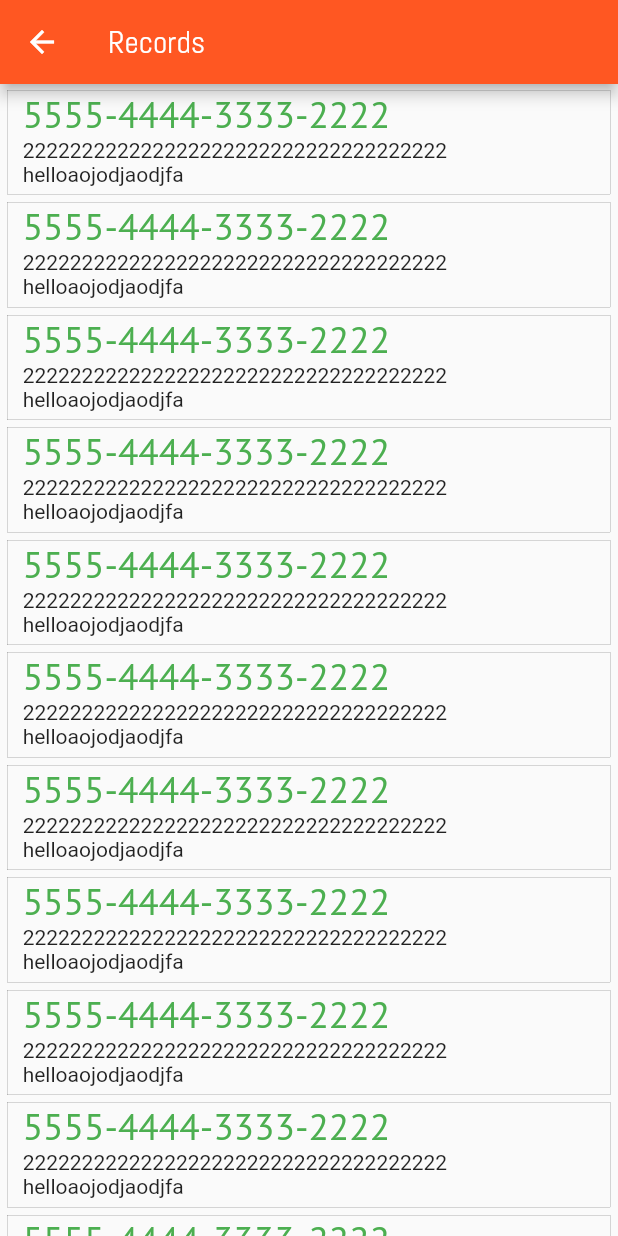
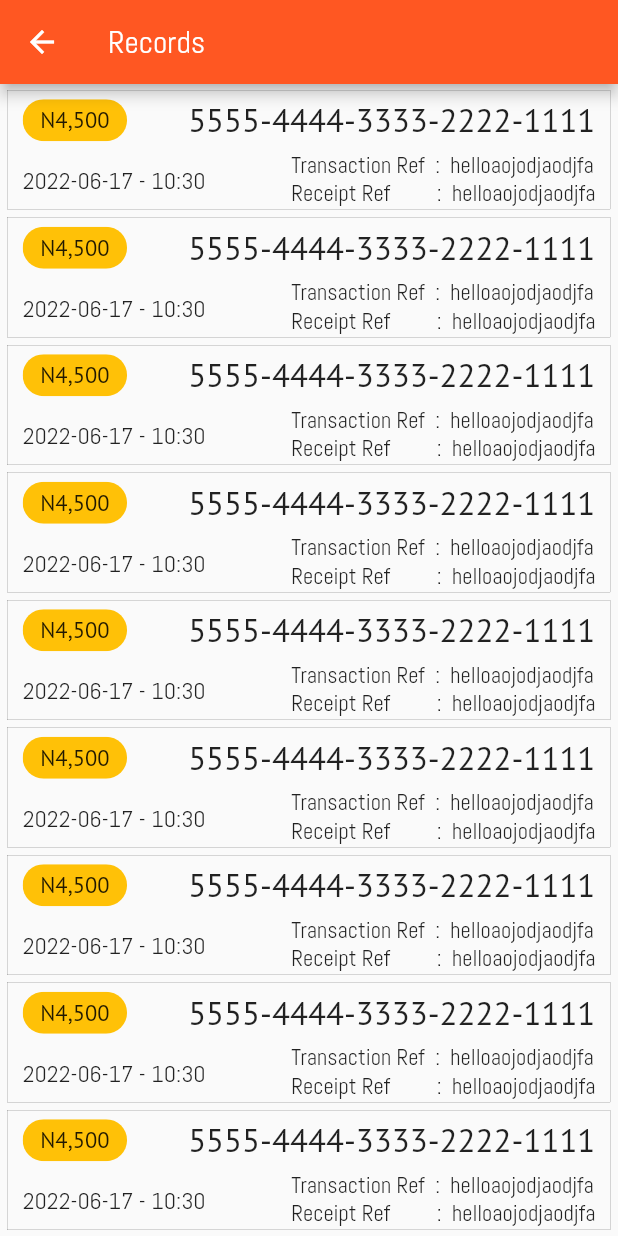
Before and after one commit to Sani-Abdullah/token-meterpay, a Flutter app: the PurchaseHistoryScreen screen opened by its route, on a phone screen of 412 x 824 dp. Run offline on Flutter 3.47's test engine with Material 2 defaults, Android fonts, the phone set to English and light mode, and no system bars; our stand-ins replace cloud_firestore, firebase_auth, firebase_core, flutter_form_builder; missing offline and left inert: flutter_paystack; accounts and stored records are empty; network calls fail.

Commit message:
completed record tile component

```diff
--- /dev/null
+++ b/lib/components/record_tile.dart
@@ -0,0 +1,98 @@
+// External
+import 'package:flutter/material.dart';
+import 'package:intl/intl.dart';
+
+class RecordTile extends StatelessWidget {
+  final Map<String, TextStyle> _recordTileStyle = {
+    'token': const TextStyle(
+      fontFamily: 'PTSans',
+      fontSize: 22,
+    ),
+    'reference': const TextStyle(
+      fontFamily: 'Abel',
+      fontSize: 15,
+    ),
+    'date': const TextStyle(
+      fontFamily: 'Abel',
+      fontSize: 16.0,
+      fontWeight: FontWeight.w500,
+    ),
+    'price': const TextStyle(
+      fontFamily: 'PTSans',
+      fontSize: 15,
+    ),
+  };
+
+  RecordTile({Key? key}) : super(key: key);
+
+  @override
+  Widget build(BuildContext context) {
+    return Padding(
+      padding: const EdgeInsets.symmetric(horizontal: 5.0),
+      child: Column(
+        children: [
+          GestureDetector(
+            //<TBD>
+            onTap: () {},
+            child: Container(
+              height: 80.0,
+              padding: const EdgeInsets.only(left: 10.0, right: 10.0),
+              width: double.infinity,
+              decoration: BoxDecoration(
+                border: Border.all(width: 0.1),
+              ),
+              child: Column(
+                crossAxisAlignment: CrossAxisAlignment.center,
+                children: [
+                  Row(
+                    mainAxisAlignment: MainAxisAlignment.spaceBetween,
+                    children: [
+                      Chip(
+                        label: const Text('N4,500'),
+                        backgroundColor: Colors.amber,
+                        labelStyle: _recordTileStyle['price'],
+                        visualDensity: VisualDensity.compact,
+                      ),
+                      Text(
+                        '5555-4444-3333-2222-1111',
+                        style: _recordTileStyle['token'],
+                      ),
+                    ],
+                  ),
+                  Expanded(
+                    child: Row(
+                      mainAxisAlignment: MainAxisAlignment.spaceBetween,
+                      children: [
+                        Text(
+                          DateFormat('yyyy-MM-dd - kk:mm')
+                              .format(DateTime.now()),
+                          style: _recordTileStyle['date'],
+                        ),
+                        Column(
+                          crossAxisAlignment: CrossAxisAlignment.start,
+                          children: [
+                            Text(
+                              'Transaction Ref  :  helloaojodjaodjfa',
+                              style: _recordTileStyle[
+                                  'reference'],
+                            ),
+                            Text(
+                              'Receipt Ref         :  helloaojodjaodjfa',
+                              style: _recordTileStyle[
+                                  'reference'],
+                            ),
+                          ],
+                        ),
+                      ],
+                    ),
+                  ),
+                ],
+              ),
+            ),
+          ),
+          const SizedBox(height: 5.0)
+        ],
+      ),
+    );
+  }
+}
--- a/lib/screens/authentication_screen.dart
+++ b/lib/screens/authentication_screen.dart
@@ -23,7 +23,7 @@ class _AuthenticationScreenState extends State<AuthenticationScreen>
   final _inPasswordController = TextEditingController();
   final _upPasswordController = TextEditingController();
 
-  final Map<String, dynamic> _authStyle = {
+  final Map<String, TextStyle> _authStyle = {
       'title': const TextStyle(
         fontFamily: 'ComicNeue',
         fontSize: 25.0,
--- a/lib/screens/home_screen.dart
+++ b/lib/screens/home_screen.dart
@@ -12,7 +12,7 @@ class HomeScreen extends StatelessWidget {
 
   static const routeName = 'home';
   final UserBackend _userBackend = UserBackend();
-  final Map<String, dynamic> _homeScreenStyle = {
+  final Map<String, TextStyle> _homeScreenStyle = {
     // 'title': const TextStyle(
     //   fontFamily: 'ComicNeue',
     //   fontSize: 25.0,
--- a/lib/screens/home_screen_d/purchase_history_screen.dart
+++ b/lib/screens/home_screen_d/purchase_history_screen.dart
@@ -1,19 +1,18 @@
 // External
 import 'package:flutter/material.dart';
+
+// Internal
+import '../../components/record_tile.dart';
 
 class PurchaseHistoryScreen extends StatelessWidget {
   PurchaseHistoryScreen({Key? key}) : super(key: key);
   static const routeName = 'home:purchase-history';
 
-  final Map<String, dynamic> _purchaseHistoryScreenStyle = {
-    // 'title': const TextStyle(
-    //   fontFamily: 'ComicNeue',
-    //   fontSize: 25.0,
-    // ),
+  final Map<String, TextStyle> _purchaseHistoryScreenStyle = {
     'toolbar': const TextStyle(
       fontFamily: 'Abel',
       fontSize: 21,
-    ),
+    )
   };
 
   @override
@@ -30,47 +29,7 @@ class PurchaseHistoryScreen extends StatelessWidget {
           padding: const EdgeInsets.only(top: 4.0),
           physics: const BouncingScrollPhysics(),
           itemCount: 15,
-          itemBuilder: (context, n) => Padding(
-            padding: const EdgeInsets.symmetric(horizontal: 5.0),
-            child: Column(
-              children: [
-                GestureDetector(
-                  //<TBD>
-                  onTap: () {},
-                  child: Container(
-                    height: 70.0,
-                    padding: const EdgeInsets.only(left: 10.0),
-                    width: double.infinity,
-                    decoration: BoxDecoration(
-                      border: Border.all(width: 0.1),
-                      // gradient: const LinearGradient(
-                      //     begin: Alignment.centerRight,
-                      //     end: Alignment.centerLeft,
-                      //     colors: [
-                      //       Color.fromARGB(50, 117, 112, 112),
-                      //       Colors.white,
-                      //     ]),
-                    ),
-                    child: Column(
-                      crossAxisAlignment: CrossAxisAlignment.start,
-                      children: const [
-                        Text(
-                          '5555-4444-3333-2222',
-                          style: TextStyle(
-                              fontSize: 25.0,
-                              fontFamily: 'PTSans',
-                              color: Colors.green),
-                        ),
-                        Text('222222222222222222222222222222222222'),
-                        Text('helloaojodjaodjfa'),
-                      ],
-                    ),
-                  ),
-                ),
-                const SizedBox(height: 5.0)
-              ],
-            ),
-          ),
+          itemBuilder: (context, n) => RecordTile(),
         ));
   }
 }
--- a/lib/screens/home_screen_d/recharge_screen.dart
+++ b/lib/screens/home_screen_d/recharge_screen.dart
@@ -10,7 +10,7 @@ class RechargeUnitsScreen extends StatelessWidget {
       GlobalKey<FormBuilderState>();
   final TextEditingController _amountTextController = TextEditingController();
 
-  final Map<String, dynamic> _rechargeScreenStyle = {
+  final Map<String, TextStyle> _rechargeScreenStyle = {
     // 'title': const TextStyle(
     //   fontFamily: 'ComicNeue',
     //   fontSize: 25.0,
--- a/pubspec.yaml
+++ b/pubspec.yaml
@@ -40,6 +40,7 @@ dependencies:
   cloud_firestore: ^3.1.10
   firebase_auth: ^3.3.12
   firebase_core: ^1.14.0
+  intl: ^0.17.0
 
 dev_dependencies:
   flutter_test:
```
Also changed, not shown: pubspec.lock.
